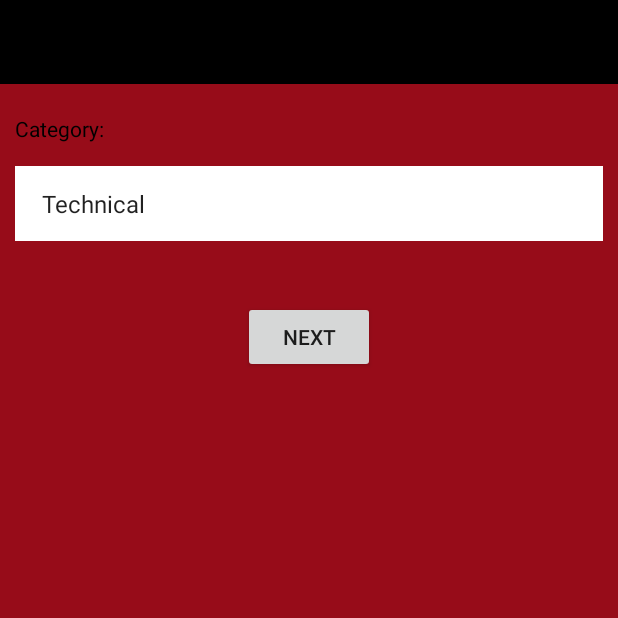
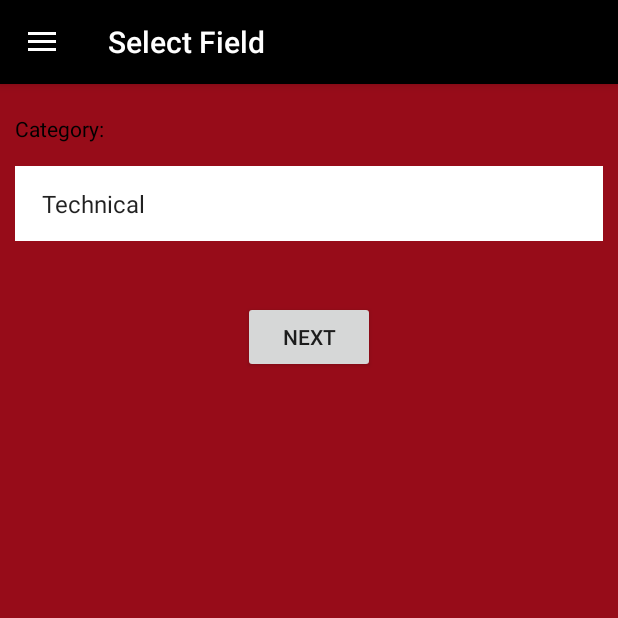
Before and after one commit to bhavikk/RCS-AndroidApp, an Android app: the screen it shows after launch (Fields before the commit, MainActivity after it), item 2 of the bottom bar chosen, on a phone screen of 412 x 824 dp, the top half of it. Run offline under Robolectric (Android 15) with nearby library versions, the phone set to English and light mode, and no system bars; our stand-ins replace Firebase (no records; nobody signed in at launch, a user with empty details on screens opened directly).

Commit message:
Bugs Fix and field filter done

```diff
--- a/app/src/main/java/com/royalcareerservices/rcs/Fields.java
+++ b/app/src/main/java/com/royalcareerservices/rcs/Fields.java
@@ -2,9 +2,15 @@ package com.royalcareerservices.rcs;
 
 import android.app.Activity;
 import android.content.Intent;
+import android.support.annotation.Nullable;
+import android.support.v4.app.Fragment;
+import android.support.v4.app.FragmentManager;
+import android.support.v4.app.FragmentTransaction;
 import android.support.v7.app.AppCompatActivity;
 import android.os.Bundle;
+import android.view.LayoutInflater;
 import android.view.View;
+import android.view.ViewGroup;
 import android.widget.AdapterView;
 import android.widget.ArrayAdapter;
 import android.widget.Button;
@@ -14,28 +20,25 @@ import android.widget.Toast;
 import java.util.ArrayList;
 import java.util.List;
 
-public class Fields extends Activity implements AdapterView.OnItemSelectedListener {
+public class Fields extends Fragment implements AdapterView.OnItemSelectedListener {
+
 
     @Override
-    protected void onCreate(Bundle savedInstanceState) {
-        super.onCreate(savedInstanceState);
-        setContentView(R.layout.activity_fields);
-        setTitle("Select Fields");
+    public View onCreateView(LayoutInflater inflater, @Nullable ViewGroup container, @Nullable Bundle savedInstanceState) {
+        return inflater.inflate(R.layout.activity_fields,container,false);
+    }
 
-        Button button = (Button)findViewById(R.id.btnfields);
-        final Spinner spinner = (Spinner)findViewById(R.id.spinner2);
-        spinner.setOnItemSelectedListener(this);
-
-
+    @Override
+    public void onViewCreated(View view, @Nullable Bundle savedInstanceState) {
+        super.onViewCreated(view, savedInstanceState);
+        getActivity().setTitle("Select Field");
+        Button button = (Button)getView().findViewById(R.id.btnfields);
+        final Spinner spinner = (Spinner)getView().findViewById(R.id.spinner2);
+        spinner.setOnItemSelectedListener(Fields.this);
         List<String> categories = new ArrayList<String>();
         categories.add("Technical");
-        categories.add("Banking");
-
-
-        ArrayAdapter<String> dataAdapter = new ArrayAdapter<String>(this, android.R.layout.simple_spinner_item, categories);
-
-
-
+        categories.add("Non-Technical");
+        ArrayAdapter<String> dataAdapter = new ArrayAdapter<String>(getActivity(), android.R.layout.simple_spinner_item, categories);
         dataAdapter.setDropDownViewResource(android.R.layout.simple_spinner_dropdown_item);
 
         spinner.setAdapter(dataAdapter);
@@ -43,22 +46,24 @@ public class Fields extends Activity implements AdapterView.OnItemSelectedListen
         button.setOnClickListener(new View.OnClickListener() {
             @Override
             public void onClick(View v) {
-                Intent intent= new Intent(Fields.this,MainActivity.class);
-                intent.putExtra("data",String.valueOf(spinner.getSelectedItem()));
-                startActivity(intent);
+                Bundle bundle = new Bundle();
+                bundle.putString("fields", String.valueOf(spinner.getSelectedItem()));
+                bundle.putString("data", "0");
+                Fragment fragment = new Home1();
+                fragment.setArguments(bundle);
+                FragmentManager fragmentManager= getFragmentManager();
+                FragmentTransaction fragmentTransaction = fragmentManager.beginTransaction();
+                fragmentTransaction.replace(R.id.linear ,fragment);
+                fragmentTransaction.addToBackStack("home");
+                fragmentTransaction.commit();
             }
         });
+
     }
 
     @Override
     public void onItemSelected(AdapterView<?> parent, View view, int position, long id) {
-
         String item = parent.getItemAtPosition(position).toString();
-
-        // Showing selected spinner item
-        Toast.makeText(parent.getContext(), "Selected: " + item, Toast.LENGTH_LONG).show();
-
-
     }
 
     @Override
--- a/app/src/main/java/com/royalcareerservices/rcs/Home1.java
+++ b/app/src/main/java/com/royalcareerservices/rcs/Home1.java
@@ -51,14 +51,14 @@ public class Home1 extends Fragment{
                     arrayList.add(clientDetails);
                 }
                 ArrayList<ClientDetails> newArray = new ArrayList<>();
-                String data = getArguments().getString("data");
-                Toast.makeText(getContext(),data,Toast.LENGTH_SHORT).show();
-                if(!data.equals("0")) {
+                String states = getArguments().getString("data");
+                String fields = getArguments().getString("fields");
+//                Toast.makeText(getContext(),data,Toast.LENGTH_SHORT).show();
+                if(!states.equals("0")) {
                     for(ClientDetails all:arrayList){
                         for(Post post:all.getPost()){
                             for(String state:post.getStates()){
-                                if(state.equals(data)){
-                                    Toast.makeText(getContext(),state,Toast.LENGTH_SHORT).show();
+                                if(state.equals(states)){
                                     newArray.add(all);
                                 }
                             }
@@ -71,11 +71,27 @@ public class Home1 extends Fragment{
                     recyclerView.setAdapter(adapter);
                 }
                 else {
-                    layoutManager = new LinearLayoutManager(getContext());
-                    recyclerView.setLayoutManager(layoutManager);
-                    recyclerView.setHasFixedSize(true);
-                    adapter = new RecyclerAdapter(arrayList, getActivity());
-                    recyclerView.setAdapter(adapter);
+                    if(!fields.equals("0")){
+                        for(ClientDetails all:arrayList){
+                            for(Post post:all.getPost()){
+                                    if(fields.equals(post.getCategory())){
+                                        newArray.add(all);
+                                }
+                            }
+                        }
+                        layoutManager = new LinearLayoutManager(getContext());
+                        recyclerView.setLayoutManager(layoutManager);
+                        recyclerView.setHasFixedSize(true);
+                        adapter = new RecyclerAdapter(newArray, getActivity());
+                        recyclerView.setAdapter(adapter);
+                    }
+                    else {
+                        layoutManager = new LinearLayoutManager(getContext());
+                        recyclerView.setLayoutManager(layoutManager);
+                        recyclerView.setHasFixedSize(true);
+                        adapter = new RecyclerAdapter(arrayList, getActivity());
+                        recyclerView.setAdapter(adapter);
+                    }
                 }
             }
 
@@ -108,8 +124,12 @@ public class Home1 extends Fragment{
 
                     case R.id.fields:
 
-                        Intent intent2 = new Intent(getActivity(),Fields.class);
-                        startActivity(intent2);
+                        fragment = new Fields();
+                        fragmentManager= getFragmentManager();
+                        fragmentTransaction = fragmentManager.beginTransaction();
+                        fragmentTransaction.replace(R.id.linear ,fragment);
+                        fragmentTransaction.addToBackStack("fields");
+                        fragmentTransaction.commit();
                         break;
                 }
                 return false;
--- a/app/src/main/java/com/royalcareerservices/rcs/MainActivity.java
+++ b/app/src/main/java/com/royalcareerservices/rcs/MainActivity.java
@@ -36,8 +36,6 @@ public class MainActivity extends AppCompatActivity
         implements NavigationView.OnNavigationItemSelectedListener {
 
 
-
-
     @Override
     protected void onCreate(Bundle savedInstanceState) {
         super.onCreate(savedInstanceState);
@@ -47,28 +45,19 @@ public class MainActivity extends AppCompatActivity
         Fragment fragment = new Home1();
         Bundle bundle = new Bundle();
         bundle.putString("data", "0");
+        bundle.putString("fields", "0");
         fragment.setArguments(bundle);
         FragmentManager fragmentManager= getSupportFragmentManager();
         FragmentTransaction fragmentTransaction = fragmentManager.beginTransaction();
         fragmentTransaction.replace(R.id.linear ,fragment);
         fragmentTransaction.commit();
-
-
         DrawerLayout drawer = (DrawerLayout) findViewById(R.id.drawer_layout);
         ActionBarDrawerToggle toggle = new ActionBarDrawerToggle(
                 this, drawer, toolbar, R.string.navigation_drawer_open, R.string.navigation_drawer_close);
         drawer.addDrawerListener(toggle);
         toggle.syncState();
-
         NavigationView navigationView = (NavigationView) findViewById(R.id.nav_view);
         navigationView.setNavigationItemSelectedListener(this);
-
-
-
-
-
-
-
     }
 
 
@@ -101,9 +90,9 @@ public class MainActivity extends AppCompatActivity
         int id = item.getItemId();
 
         //noinspection SimplifiableIfStatement
-        if (id == R.id.action_settings) {
+        /*if (id == R.id.action_settings) {
             return true;
-        }
+        }*/
 
         return super.onOptionsItemSelected(item);
     }
@@ -157,6 +146,7 @@ public class MainActivity extends AppCompatActivity
             fragment = new Home1();
             Bundle bundle = new Bundle();
             bundle.putString("data", "0");
+            bundle.putString("fields", "0");
             fragment.setArguments(bundle);
             FragmentManager fragmentManager= getSupportFragmentManager();
             FragmentTransaction fragmentTransaction = fragmentManager.beginTransaction();
@@ -182,8 +172,6 @@ public class MainActivity extends AppCompatActivity
             startActivity(sendIntent);
         }
 
-
-
         DrawerLayout drawer = (DrawerLayout) findViewById(R.id.drawer_layout);
         drawer.closeDrawer(GravityCompat.START);
         return true;
--- /dev/null
+++ b/app/src/main/res/drawable/ic_business_center_black_24dp.xml
@@ -0,0 +1,5 @@
+<vector android:height="24dp" android:tint="#FFFFFF"
+    android:viewportHeight="24.0" android:viewportWidth="24.0"
+    android:width="24dp" xmlns:android="http://schemas.android.com/apk/res/android">
+    <path android:fillColor="#FF000000" android:pathData="M10,16v-1L3.01,15L3,19c0,1.11 0.89,2 2,2h14c1.11,0 2,-0.89 2,-2v-4h-7v1h-4zM20,7h-4.01L15.99,5l-2,-2h-4l-2,2v2L4,7c-1.1,0 -2,0.9 -2,2v3c0,1.11 0.89,2 2,2h6v-2h4v2h6c1.1,0 2,-0.9 2,-2L22,9c0,-1.1 -0.9,-2 -2,-2zM14,7h-4L10,5h4v2z"/>
+</vector>
--- a/app/src/main/res/layout/activity_fields.xml
+++ b/app/src/main/res/layout/activity_fields.xml
@@ -14,18 +14,9 @@
         android:layout_height="match_parent">
 
 
-        <android.support.v7.widget.Toolbar
-            android:id="@+id/toolbar_actionbar2"
-            android:background="#000"
-            app:titleTextColor="#fff"
-            android:theme="@style/ThemeOverlay.AppCompat.Dark"
-            android:layout_width="match_parent"
-            android:layout_height="?actionBarSize"
-            android:fitsSystemWindows="true" />
 
 
         <TextView
-            android:layout_below="@+id/toolbar_actionbar2"
             android:layout_width="fill_parent"
             android:layout_height="wrap_content"
             android:id="@+id/textfields"
--- a/app/src/main/res/layout/spinner.xml
+++ b/app/src/main/res/layout/spinner.xml
@@ -11,7 +11,7 @@
         android:layout_height="50dp"
         android:id="@+id/img"
         android:padding="5dp"
-        android:src="@drawable/ic_location"/>
+        android:src="@drawable/ic_business_center_black_24dp"/>
 
     <TextView
         android:layout_width="fill_parent"
--- a/app/src/main/res/menu/activitymainbottombar.xml
+++ b/app/src/main/res/menu/activitymainbottombar.xml
@@ -11,7 +11,7 @@
 
     <item
         android:id="@+id/fields"
-        android:icon="@drawable/ic_share"
+        android:icon="@drawable/ic_business_center_black_24dp"
         android:title="Fields"
         android:actionLayout="@layout/spinner"/>
 
--- a/app/src/main/res/menu/main.xml
+++ b/app/src/main/res/menu/main.xml
@@ -1,9 +1,5 @@
 <?xml version="1.0" encoding="utf-8"?>
 <menu xmlns:android="http://schemas.android.com/apk/res/android"
     xmlns:app="http://schemas.android.com/apk/res-auto">
-    <item
-        android:id="@+id/action_settings"
-        android:orderInCategory="100"
-        android:title="@string/action_settings"
-        app:showAsAction="never" />
+
 </menu>
```
Also changed, not shown: app/src/main/java/com/royalcareerservices/rcs/Clients.java (added, +13 -0 lines), app/src/main/java/com/royalcareerservices/rcs/Clients2.java (+47 -0 lines), app/src/main/java/com/royalcareerservices/rcs/Post.java (+9 -0 lines), app/src/main/java/com/royalcareerservices/rcs/RecyclerAdapterClients.java (added, +57 -0 lines), app/src/main/java/com/royalcareerservices/rcs/Register_Activity.java (+3 -15 lines), app/src/main/java/com/royalcareerservices/rcs/States.java (+2 -81 lines), app/src/main/res/layout/activity_states.xml (+0 -9 lines), app/src/main/res/layout/clients2.xml (+13 -0 lines), app/src/main/res/layout/clientscardview.xml (added, +60 -0 lines), app/src/main/res/layout/registration_form.xml (+10 -1 lines), 1 other file.
